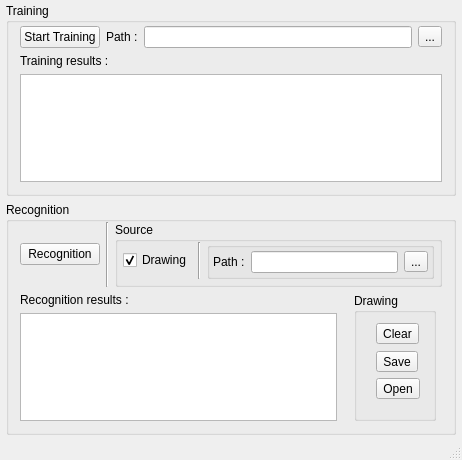
Old version of the form mainwindow.ui in the repository JuPrgn/NNumberRec.
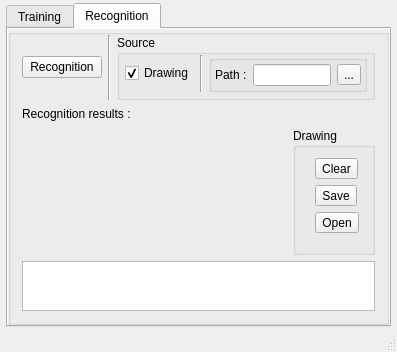
New version of the form.

Commit message: Improve results display

```diff
--- a/mainwindow.ui
+++ b/mainwindow.ui
@@ -6,8 +6,8 @@
    <rect>
     <x>0</x>
     <y>0</y>
-    <width>462</width>
-    <height>460</height>
+    <width>396</width>
+    <height>329</height>
    </rect>
   </property>
   <property name="windowTitle">
@@ -27,10 +27,35 @@
     <property name="bottomMargin">
      <number>3</number>
     </property>
-    <item row="0" column="0" colspan="2">
-     <widget class="QGroupBox" name="groupBox">
-      <property name="title">
+    <item row="0" column="0">
+     <widget class="QTabWidget" name="tabWidget">
+      <property name="currentIndex">
+       <number>1</number>
+      </property>
+      <widget class="QWidget" name="tab">
+       <property name="autoFillBackground">
+        <bool>true</bool>
+       </property>
+       <attribute name="title">
        <string>Training</string>
+       </attribute>
+       <layout class="QGridLayout" name="gridLayout_8">
+        <property name="leftMargin">
+         <number>0</number>
+        </property>
+        <property name="topMargin">
+         <number>0</number>
+        </property>
+        <property name="rightMargin">
+         <number>0</number>
+        </property>
+        <property name="bottomMargin">
+         <number>0</number>
+        </property>
+        <item row="0" column="0">
+         <widget class="QGroupBox" name="groupBox">
+          <property name="title">
+           <string/>
       </property>
       <layout class="QGridLayout" name="gridLayout_2">
        <property name="topMargin">
@@ -83,22 +108,37 @@
       </layout>
      </widget>
     </item>
-    <item row="1" column="0" colspan="2">
+       </layout>
+      </widget>
+      <widget class="QWidget" name="tab_2">
+       <property name="autoFillBackground">
+        <bool>true</bool>
+       </property>
+       <attribute name="title">
+        <string>Recognition</string>
+       </attribute>
+       <layout class="QGridLayout" name="gridLayout_9">
+        <property name="leftMargin">
+         <number>0</number>
+        </property>
+        <property name="topMargin">
+         <number>0</number>
+        </property>
+        <property name="rightMargin">
+         <number>0</number>
+        </property>
+        <property name="bottomMargin">
+         <number>0</number>
+        </property>
+        <item row="0" column="0">
      <widget class="QGroupBox" name="groupBox_2">
       <property name="title">
-       <string>Recognition</string>
+           <string/>
       </property>
       <layout class="QGridLayout" name="gridLayout_3">
        <property name="topMargin">
         <number>0</number>
        </property>
-       <item row="1" column="0">
-        <widget class="QLabel" name="label_2">
-         <property name="text">
-          <string>Recognition results :</string>
-         </property>
-        </widget>
-       </item>
        <item row="0" column="0" colspan="4">
         <layout class="QHBoxLayout" name="horizontalLayout_2">
          <property name="topMargin">
@@ -196,10 +236,33 @@
          </item>
         </layout>
        </item>
-       <item row="2" column="0">
-        <widget class="QTextEdit" name="teResult"/>
-       </item>
-       <item row="1" column="2" rowspan="2">
+           <item row="2" column="0" rowspan="2">
+            <layout class="QHBoxLayout" name="layChart">
+             <property name="leftMargin">
+              <number>0</number>
+             </property>
+             <property name="topMargin">
+              <number>0</number>
+             </property>
+            </layout>
+           </item>
+           <item row="4" column="0" colspan="4">
+            <widget class="QTextEdit" name="teResult">
+             <property name="minimumSize">
+              <size>
+               <width>1</width>
+               <height>0</height>
+              </size>
+             </property>
+             <property name="maximumSize">
+              <size>
+               <width>16777215</width>
+               <height>50</height>
+              </size>
+             </property>
+            </widget>
+           </item>
+           <item row="2" column="2" rowspan="2" colspan="2">
         <widget class="QGroupBox" name="groupBox_5">
          <property name="title">
           <string>Drawing</string>
@@ -217,7 +280,7 @@
           <property name="bottomMargin">
            <number>3</number>
           </property>
-          <item row="0" column="0">
+              <item row="0" column="2">
            <layout class="QGridLayout" name="gridLayout_4">
             <property name="leftMargin">
              <number>5</number>
@@ -302,17 +365,44 @@
          </layout>
         </widget>
        </item>
-       <item row="1" column="1" rowspan="2">
-        <layout class="QHBoxLayout" name="layChart">
-         <property name="leftMargin">
-          <number>5</number>
-         </property>
-         <property name="topMargin">
-          <number>5</number>
-         </property>
-        </layout>
-       </item>
-      </layout>
+           <item row="1" column="0">
+            <widget class="QLabel" name="label_2">
+             <property name="text">
+              <string>Recognition results :</string>
+             </property>
+            </widget>
+           </item>
+           <item row="1" column="2">
+            <spacer name="verticalSpacer_2">
+             <property name="orientation">
+              <enum>Qt::Vertical</enum>
+             </property>
+             <property name="sizeHint" stdset="0">
+              <size>
+               <width>20</width>
+               <height>40</height>
+              </size>
+             </property>
+            </spacer>
+           </item>
+           <item row="2" column="1">
+            <spacer name="horizontalSpacer">
+             <property name="orientation">
+              <enum>Qt::Horizontal</enum>
+             </property>
+             <property name="sizeHint" stdset="0">
+              <size>
+               <width>40</width>
+               <height>20</height>
+              </size>
+             </property>
+            </spacer>
+           </item>
+          </layout>
+         </widget>
+        </item>
+       </layout>
+      </widget>
      </widget>
     </item>
    </layout>
@@ -322,7 +412,7 @@
     <rect>
      <x>0</x>
      <y>0</y>
-     <width>462</width>
+     <width>396</width>
      <height>21</height>
     </rect>
    </property>
```
Lines whose indentation alone changed are shown as unchanged. The commit also changes 2 other files.
